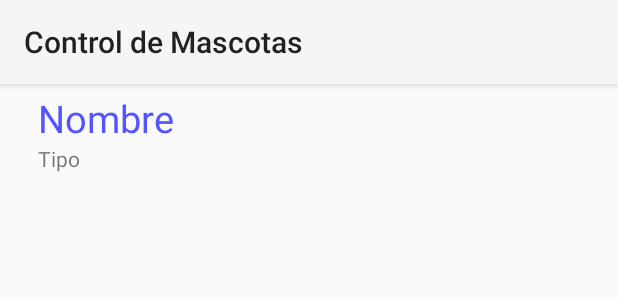
After one commit to edum17/Pet-Agenda, an Android app: the layout formato_fila_dias_agenda.xml on its own in the app's theme, with its tools: preview values and no code run, on a phone screen of 412 x 824 dp. The commit adds this screen. Shown: the top 300 px of the screen. Run offline under Robolectric (Android 15) with nearby library versions, the phone set to English and light mode, and no system bars.

Commit message:
Agenda primera parte

```diff
--- /dev/null
+++ b/ControlMascotas/app/src/main/res/layout/formato_fila_dias_agenda.xml
@@ -0,0 +1,29 @@
+<?xml version="1.0" encoding="utf-8"?>
+<LinearLayout xmlns:android="http://schemas.android.com/apk/res/android"
+    android:orientation="vertical"
+    android:layout_width="150dp"
+    android:layout_height="wrap_content"
+    android:padding="5dip">
+
+    <LinearLayout
+        android:layout_width="fill_parent"
+        android:layout_height="wrap_content"
+        android:orientation="vertical"
+        android:layout_marginLeft="20dp">
+        <TextView
+            android:id="@+id/fila_dia_diaSemana"
+            android:text="Nombre"
+            android:textSize="25dp"
+            android:textColor="@color/Azul"
+            android:layout_width="fill_parent"
+            android:layout_height="wrap_content" />
+
+        <TextView
+            android:id="@+id/fila_dia_fecha"
+            android:text="Tipo"
+            android:layout_width="fill_parent"
+            android:layout_height="wrap_content" />
+    </LinearLayout>
+
+
+</LinearLayout>
```
Also changed, not shown: ControlMascotas/app/src/main/java/com/example/german/controlmascotas/Agenda.java (+21 -3 lines), ControlMascotas/app/src/main/java/com/example/german/controlmascotas/DBHelper.java (+38 -0 lines), ControlMascotas/app/src/main/java/com/example/german/controlmascotas/DiaFechaAgenda.java (added, +29 -0 lines), ControlMascotas/app/src/main/java/com/example/german/controlmascotas/ListViewAdapterDiasAgenda.java (added, +58 -0 lines), ControlMascotas/app/src/main/java/com/example/german/controlmascotas/Mascotas.java (+0 -8 lines), ControlMascotas/app/src/main/java/com/example/german/controlmascotas/NuevaMascota.java (+11 -5 lines), ControlMascotas/app/src/main/java/com/example/german/controlmascotas/SQLControlador.java (+42 -0 lines), ControlMascotas/app/src/main/res/layout/lay_agenda.xml (+10 -1 lines).
